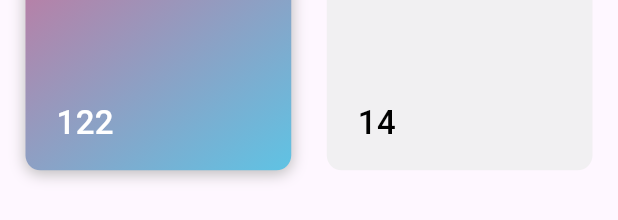
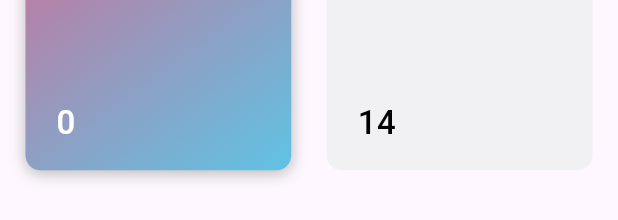
Before and after one commit to RabiaAmin/NotesKeeper, a Flutter app: what homeHeader() shows on an empty page, opened directly, on a phone screen of 412 x 824 dp. Shown: the part 226-446 px from the top of the screen. Run offline on Flutter 3.47's test engine with Material 3 defaults, Android fonts, the phone set to English and light mode, and no system bars; our stand-ins replace hive, hive_flutter; accounts and stored records are empty.

```diff
--- a/lib/home.dart
+++ b/lib/home.dart
@@ -45,6 +45,7 @@ class _HomeState extends State<Home> {
         child: Column(
           children: [
             homeHeader(),
+            //category selection options
             Padding(
               padding: const EdgeInsets.symmetric(vertical: 17, horizontal: 12),
               child: SizedBox(
@@ -244,7 +245,7 @@ class homeHeader extends StatelessWidget {
                     ),
                     Spacer(),
                     Text(
-                      "122",
+                      Boxes.getData().length.toString(),
                       style: TextStyle(
                           fontSize: 22,
                           fontWeight: FontWeight.w500,
```
